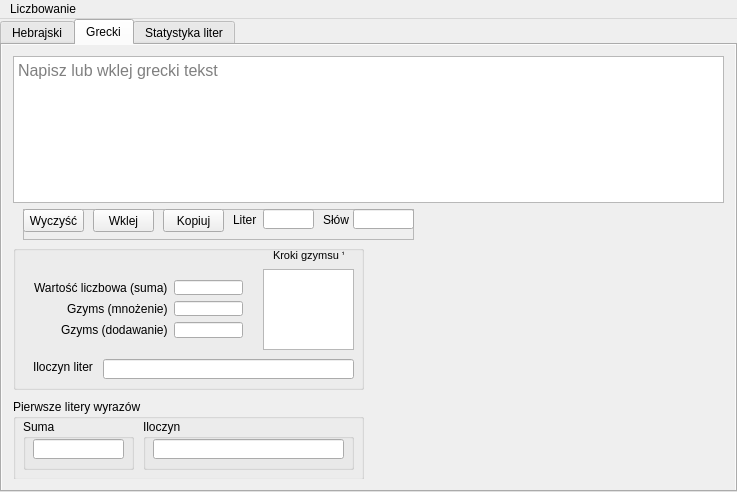
Before: the Qt Designer form mainwindow.ui in przenz/Liczbowanie, drawn with Qt 5.
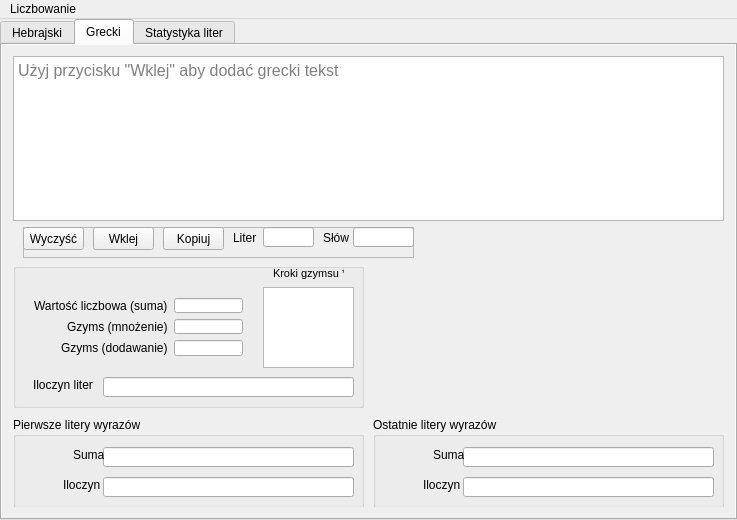
After: the same form once the commit is applied. The open tabs and pages were chosen to show the change. Custom widgets are drawn as their Qt base class.

Commit message: First letters calc update, cleanup

Diff of the .ui file:
```diff
--- a/mainwindow.ui
+++ b/mainwindow.ui
@@ -7,7 +7,7 @@
     <x>0</x>
     <y>0</y>
     <width>737</width>
-    <height>492</height>
+    <height>520</height>
    </rect>
   </property>
   <property name="sizePolicy">
@@ -548,16 +548,36 @@
              <property name="title">
               <string>Ostatnie litery wyrazów</string>
              </property>
-             <widget class="QGroupBox" name="groupBox_4">
+             <widget class="QLineEdit" name="hebNormPierwSuma">
               <property name="geometry">
                <rect>
-                <x>10</x>
-                <y>20</y>
-                <width>111</width>
-                <height>51</height>
+                <x>90</x>
+                <y>30</y>
+                <width>251</width>
+                <height>20</height>
                </rect>
               </property>
-              <property name="title">
+             </widget>
+             <widget class="QLineEdit" name="hebOstatnieIloczyn">
+              <property name="geometry">
+               <rect>
+                <x>90</x>
+                <y>60</y>
+                <width>251</width>
+                <height>20</height>
+               </rect>
+              </property>
+             </widget>
+             <widget class="QLabel" name="label_22">
+              <property name="geometry">
+               <rect>
+                <x>60</x>
+                <y>30</y>
+                <width>31</width>
+                <height>16</height>
+               </rect>
+              </property>
+              <property name="text">
                <string>Suma</string>
               </property>
               <widget class="QLineEdit" name="hebNormPierwSuma">
@@ -618,6 +638,9 @@
               <pointsize>12</pointsize>
              </font>
             </property>
+            <property name="readOnly">
+             <bool>true</bool>
+            </property>
             <property name="html">
              <string>&lt;!DOCTYPE HTML PUBLIC &quot;-//W3C//DTD HTML 4.0//EN&quot; &quot;http://www.w3.org/TR/REC-html40/strict.dtd&quot;&gt;
 &lt;html&gt;&lt;head&gt;&lt;meta name=&quot;qrichtext&quot; content=&quot;1&quot; /&gt;&lt;style type=&quot;text/css&quot;&gt;
@@ -626,7 +649,7 @@
 &lt;p style=&quot;-qt-paragraph-type:empty; margin-top:0px; margin-bottom:0px; margin-left:0px; margin-right:0px; -qt-block-indent:0; text-indent:0px;&quot;&gt;&lt;br /&gt;&lt;/p&gt;&lt;/body&gt;&lt;/html&gt;</string>
             </property>
             <property name="placeholderText">
-             <string>Napisz lub wklej grecki tekst</string>
+             <string>Użyj przycisku &quot;Wklej&quot; aby dodać grecki tekst</string>
             </property>
            </widget>
           </item>
@@ -635,7 +658,7 @@
             <property name="minimumSize">
              <size>
               <width>711</width>
-              <height>270</height>
+              <height>280</height>
              </size>
             </property>
             <widget class="QGroupBox" name="groupBox_2">
@@ -644,63 +667,63 @@
                <x>0</x>
                <y>190</y>
                <width>351</width>
-               <height>81</height>
+               <height>91</height>
               </rect>
              </property>
              <property name="title">
               <string>Pierwsze litery wyrazów</string>
              </property>
-             <widget class="QGroupBox" name="groupBox_22">
+             <widget class="QLineEdit" name="grekPierwszeSuma">
               <property name="geometry">
                <rect>
-                <x>10</x>
-                <y>20</y>
-                <width>111</width>
-                <height>51</height>
+                <x>90</x>
+                <y>30</y>
+                <width>251</width>
+                <height>20</height>
                </rect>
               </property>
-              <property name="title">
-               <string>Suma</string>
+              <property name="readOnly">
+               <bool>true</bool>
               </property>
-              <widget class="QLineEdit" name="grekPierwszeSuma">
-               <property name="geometry">
-                <rect>
-                 <x>10</x>
-                 <y>20</y>
-                 <width>91</width>
-                 <height>20</height>
-                </rect>
-               </property>
-               <property name="readOnly">
-                <bool>true</bool>
-               </property>
-              </widget>
              </widget>
-             <widget class="QGroupBox" name="groupBox_23">
+             <widget class="QLineEdit" name="grekPierwszeIloczyn">
               <property name="geometry">
                <rect>
-                <x>130</x>
-                <y>20</y>
-                <width>211</width>
-                <height>51</height>
+                <x>90</x>
+                <y>60</y>
+                <width>251</width>
+                <height>20</height>
                </rect>
               </property>
-              <property name="title">
+              <property name="readOnly">
+               <bool>true</bool>
+              </property>
+             </widget>
+             <widget class="QLabel" name="label_24">
+              <property name="geometry">
+               <rect>
+                <x>50</x>
+                <y>60</y>
+                <width>41</width>
+                <height>16</height>
+               </rect>
+              </property>
+              <property name="text">
                <string>Iloczyn</string>
               </property>
-              <widget class="QLineEdit" name="grekPierwszeIloczyn">
-               <property name="geometry">
-                <rect>
-                 <x>10</x>
-                 <y>20</y>
-                 <width>191</width>
-                 <height>20</height>
-                </rect>
-               </property>
-               <property name="readOnly">
-                <bool>true</bool>
-               </property>
-              </widget>
+             </widget>
+             <widget class="QLabel" name="label_25">
+              <property name="geometry">
+               <rect>
+                <x>60</x>
+                <y>30</y>
+                <width>31</width>
+                <height>16</height>
+               </rect>
+              </property>
+              <property name="text">
+               <string>Suma</string>
+              </property>
              </widget>
             </widget>
             <widget class="QGroupBox" name="groupBox_3">
@@ -951,6 +974,71 @@
               </property>
              </widget>
             </widget>
+            <widget class="QGroupBox" name="groupBox_4">
+             <property name="geometry">
+              <rect>
+               <x>360</x>
+               <y>190</y>
+               <width>351</width>
+               <height>91</height>
+              </rect>
+             </property>
+             <property name="title">
+              <string>Ostatnie litery wyrazów</string>
+             </property>
+             <widget class="QLineEdit" name="grekOstatnieSuma">
+              <property name="geometry">
+               <rect>
+                <x>90</x>
+                <y>30</y>
+                <width>251</width>
+                <height>20</height>
+               </rect>
+              </property>
+              <property name="readOnly">
+               <bool>true</bool>
+              </property>
+             </widget>
+             <widget class="QLineEdit" name="grekOstatnieIloczyn">
+              <property name="geometry">
+               <rect>
+                <x>90</x>
+                <y>60</y>
+                <width>251</width>
+                <height>20</height>
+               </rect>
+              </property>
+              <property name="readOnly">
+               <bool>true</bool>
+              </property>
+             </widget>
+             <widget class="QLabel" name="label_28">
+              <property name="geometry">
+               <rect>
+                <x>50</x>
+                <y>60</y>
+                <width>41</width>
+                <height>16</height>
+               </rect>
+              </property>
+              <property name="text">
+               <string>Iloczyn</string>
+              </property>
+             </widget>
+             <widget class="QLabel" name="label_29">
+              <property name="geometry">
+               <rect>
+                <x>60</x>
+                <y>30</y>
+                <width>31</width>
+                <height>16</height>
+               </rect>
+              </property>
+              <property name="text">
+               <string>Suma</string>
+              </property>
+             </widget>
+            </widget>
            </widget>
           </item>
          </layout>
```
Left out of the diff: 124 changed lines with no effect on the pictures. The commit also changes 2 other files.
